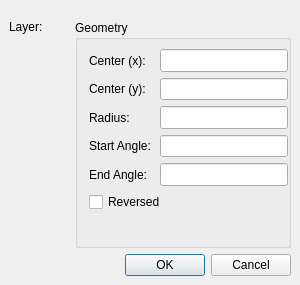
Before: the Qt Designer form librecad/src/ui/dialogs/entity/qg_dlgarc.ui in LibreCAD/LibreCAD, drawn with Qt 5.
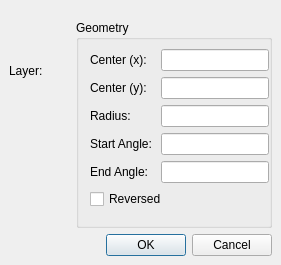
After: the same form once the commit is applied. Custom widgets are drawn as their Qt base class.

```diff
--- a/librecad/src/ui/dialogs/entity/qg_dlgarc.ui
+++ b/librecad/src/ui/dialogs/entity/qg_dlgarc.ui
@@ -6,8 +6,8 @@
    <rect>
     <x>0</x>
     <y>0</y>
-    <width>300</width>
-    <height>285</height>
+    <width>281</width>
+    <height>265</height>
    </rect>
   </property>
   <property name="sizePolicy">
@@ -18,8 +18,8 @@
   </property>
   <property name="minimumSize">
    <size>
-    <width>300</width>
-    <height>190</height>
+    <width>0</width>
+    <height>0</height>
    </size>
   </property>
   <property name="windowTitle">
@@ -79,7 +79,7 @@
        <item>
         <widget class="QG_WidgetPen" name="wPen" native="true">
          <property name="sizePolicy">
-          <sizepolicy hsizetype="MinimumExpanding" vsizetype="MinimumExpanding">
+          <sizepolicy hsizetype="Preferred" vsizetype="Preferred">
            <horstretch>0</horstretch>
            <verstretch>0</verstretch>
           </sizepolicy>
@@ -101,7 +101,7 @@
        </property>
        <property name="minimumSize">
         <size>
-         <width>216</width>
+         <width>0</width>
          <height>0</height>
         </size>
        </property>
@@ -146,15 +146,15 @@
         <item row="2" column="1">
          <widget class="QLineEdit" name="leRadius">
           <property name="sizePolicy">
-           <sizepolicy hsizetype="Expanding" vsizetype="Expanding">
+           <sizepolicy hsizetype="Preferred" vsizetype="Preferred">
             <horstretch>0</horstretch>
             <verstretch>0</verstretch>
            </sizepolicy>
           </property>
           <property name="minimumSize">
            <size>
-            <width>64</width>
-            <height>22</height>
+            <width>0</width>
+            <height>0</height>
            </size>
           </property>
           <property name="toolTip">
@@ -187,15 +187,15 @@
         <item row="1" column="1">
          <widget class="QLineEdit" name="leCenterY">
           <property name="sizePolicy">
-           <sizepolicy hsizetype="Expanding" vsizetype="Expanding">
+           <sizepolicy hsizetype="Preferred" vsizetype="Preferred">
             <horstretch>0</horstretch>
             <verstretch>0</verstretch>
            </sizepolicy>
           </property>
           <property name="minimumSize">
            <size>
-            <width>64</width>
-            <height>22</height>
+            <width>0</width>
+            <height>0</height>
            </size>
           </property>
           <property name="toolTip">
@@ -228,15 +228,15 @@
         <item row="0" column="1">
          <widget class="QLineEdit" name="leCenterX">
           <property name="sizePolicy">
-           <sizepolicy hsizetype="Expanding" vsizetype="Expanding">
+           <sizepolicy hsizetype="Preferred" vsizetype="Preferred">
             <horstretch>0</horstretch>
             <verstretch>0</verstretch>
            </sizepolicy>
           </property>
           <property name="minimumSize">
            <size>
-            <width>64</width>
-            <height>22</height>
+            <width>0</width>
+            <height>0</height>
            </size>
           </property>
           <property name="toolTip">
@@ -269,15 +269,15 @@
         <item row="3" column="1">
          <widget class="QLineEdit" name="leAngle1">
           <property name="sizePolicy">
-           <sizepolicy hsizetype="Expanding" vsizetype="Expanding">
+           <sizepolicy hsizetype="Preferred" vsizetype="Preferred">
             <horstretch>0</horstretch>
             <verstretch>0</verstretch>
            </sizepolicy>
           </property>
           <property name="minimumSize">
            <size>
-            <width>64</width>
-            <height>22</height>
+            <width>0</width>
+            <height>0</height>
            </size>
           </property>
           <property name="toolTip">
@@ -288,15 +288,15 @@
         <item row="4" column="1">
          <widget class="QLineEdit" name="leAngle2">
           <property name="sizePolicy">
-           <sizepolicy hsizetype="Expanding" vsizetype="Expanding">
+           <sizepolicy hsizetype="Preferred" vsizetype="Preferred">
             <horstretch>0</horstretch>
             <verstretch>0</verstretch>
            </sizepolicy>
           </property>
           <property name="minimumSize">
            <size>
-            <width>64</width>
-            <height>22</height>
+            <width>0</width>
+            <height>0</height>
            </size>
           </property>
           <property name="toolTip">
@@ -337,7 +337,7 @@
           <property name="sizeHint" stdset="0">
            <size>
             <width>20</width>
-            <height>20</height>
+            <height>0</height>
            </size>
           </property>
          </spacer>
@@ -353,13 +353,19 @@
           <property name="sizeHint" stdset="0">
            <size>
             <width>20</width>
-            <height>20</height>
+            <height>0</height>
            </size>
           </property>
          </spacer>
         </item>
         <item row="5" column="0" colspan="2">
          <widget class="QCheckBox" name="cbReversed">
+          <property name="sizePolicy">
+           <sizepolicy hsizetype="Preferred" vsizetype="Preferred">
+            <horstretch>0</horstretch>
+            <verstretch>0</verstretch>
+           </sizepolicy>
+          </property>
           <property name="toolTip">
            <string>Defines whether arc is reversed (clockwise)</string>
           </property>
```
